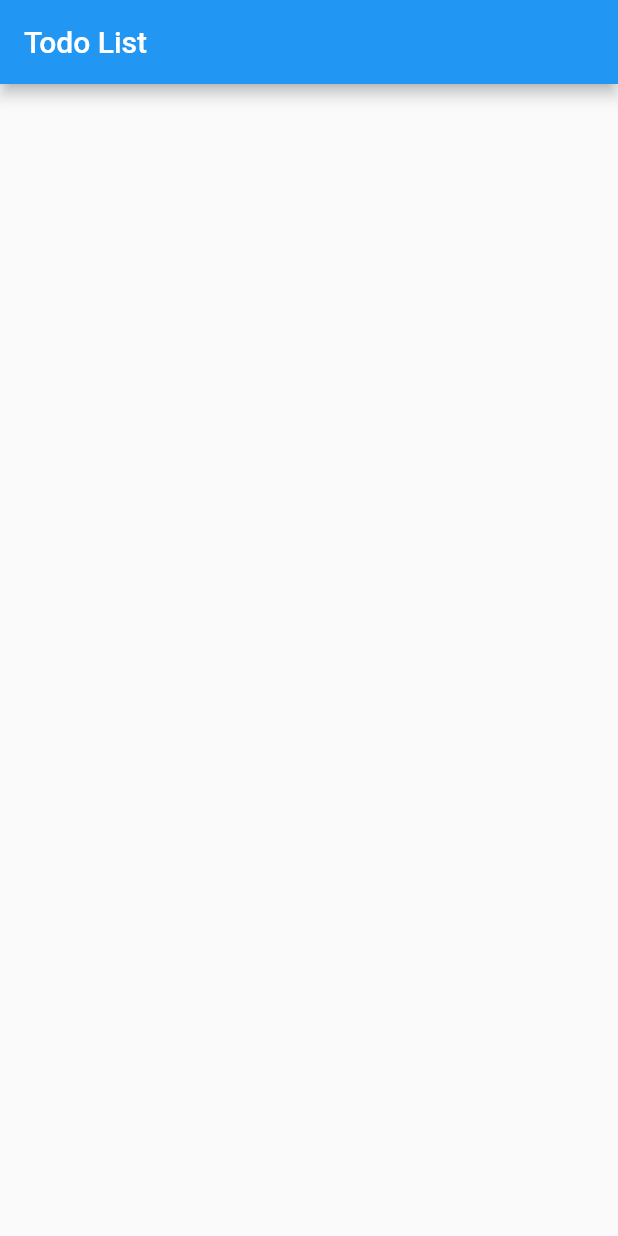
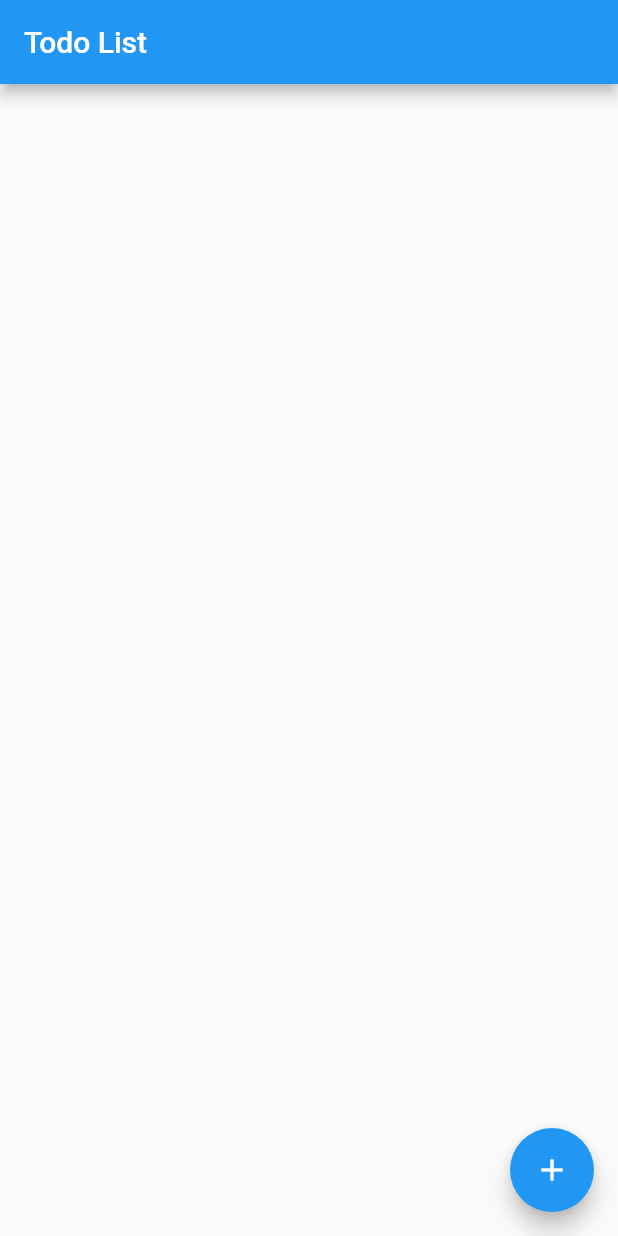
Before and after one commit to intothevoid/bikeshed, a Flutter app: the screen it shows after launch, on a phone screen of 412 x 824 dp. Run offline on Flutter 3.47's test engine with Material 2 defaults, Android fonts, the phone set to English and light mode, and no system bars.

Commit message:
feat: 🎸 + button added, dummy entries

```diff
--- a/flutter/todo/lib/main.dart
+++ b/flutter/todo/lib/main.dart
@@ -20,12 +20,46 @@ class TodoList extends StatefulWidget {
 }
 
 class TodoListState extends State<TodoList> {
+  List<String> _todoItems = [];
+
+  // this will be called each time the + button is pressed
+  void _addTodoItem() {
+    setState(() {
+      int index = _todoItems.length;
+      _todoItems.add('Item ' + index.toString());
+    });
+  }
+
+  // Build the whole list of todo items
+  Widget _buildTodoList() {
+    return ListView.builder(itemBuilder: (context, index) {
+      if (index < _todoItems.length) {
+        return _buildTodoItem(_todoItems[index]);
+      } else {
+        return const ListTile();
+      }
+    });
+  }
+
+  // Build a list item
+  Widget _buildTodoItem(String todoText) {
+    return ListTile(
+      title: Text(todoText),
+    );
+  }
+
   @override
   Widget build(BuildContext context) {
     return Scaffold(
       appBar: AppBar(
         title: const Text("Todo List"),
       ),
+      body: _buildTodoList(),
+      floatingActionButton: FloatingActionButton(
+        onPressed: _addTodoItem,
+        tooltip: "Add Task",
+        child: Icon(Icons.add),
+      ),
     );
   }
 }
```
